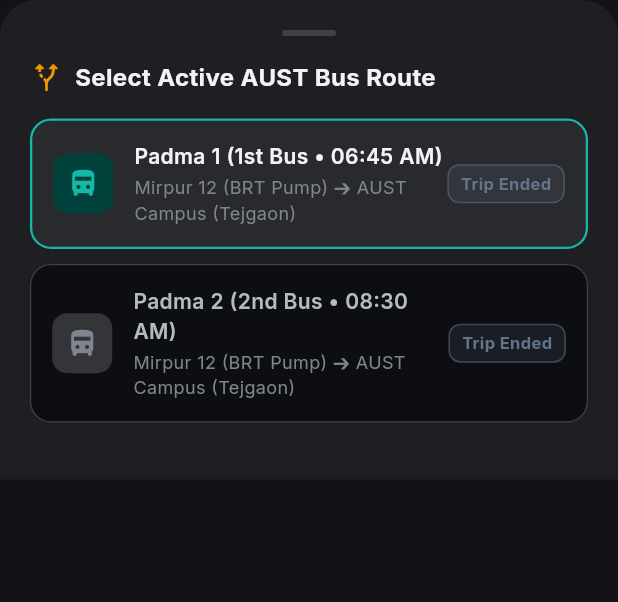
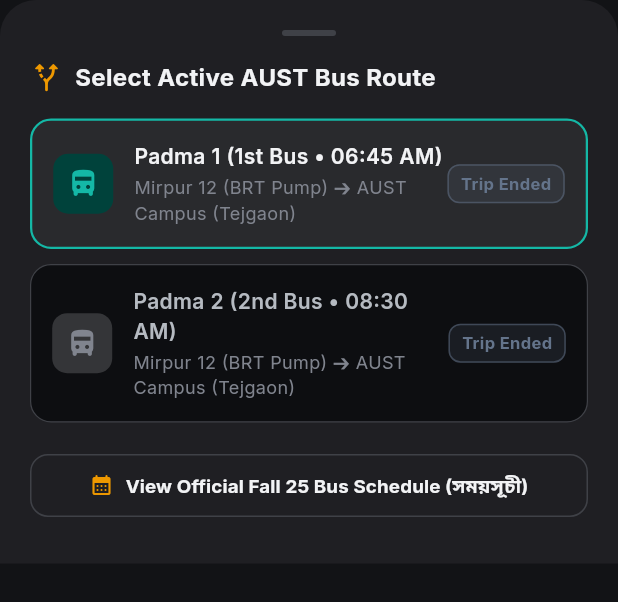
Before and after one commit to ArKoSaHa-AUST/Padma, a Flutter app: the RouteSwitcherModal widget shown alone on an empty page, opened directly, on a phone screen of 412 x 824 dp. Shown: the top 602 px of the screen. Run offline on Flutter 3.47's test engine with Material 3 defaults, Android fonts, the phone set to English and light mode, and no system bars; our stand-ins replace flutter_map, flutter_riverpod, geolocator, google_fonts, latlong2, shared_preferences and 1 more; accounts and stored records are empty; network calls fail.

Commit message:
feat(tracker-ui): add dynamic 1st bus badge and Fall 25 schedule triggers to TrackerView

```diff
--- a/lib/ui/features/tracker/views/route_switcher_modal.dart
+++ b/lib/ui/features/tracker/views/route_switcher_modal.dart
@@ -3,6 +3,7 @@
 import '../../../core/theme.dart';
 import '../../admin/view_models/admin_view_model.dart';
 import '../view_models/tracker_view_model.dart';
+import 'fall25_schedule_modal.dart';
 
 class RouteSwitcherModal extends StatelessWidget {
   const RouteSwitcherModal({super.key});
@@ -127,6 +128,31 @@
             );
           }),
           const SizedBox(height: 8),
+          SizedBox(
+            width: double.infinity,
+            child: OutlinedButton.icon(
+              onPressed: () {
+                Navigator.pop(context);
+                showModalBottomSheet(
+                  context: context,
+                  isScrollControlled: true,
+                  backgroundColor: Colors.transparent,
+                  builder: (_) => const Fall25ScheduleModal(),
+                );
+              },
+              icon: const Icon(Icons.calendar_month_rounded, size: 16, color: PadmaTheme.busAmber),
+              label: const Text(
+                'View Official Fall 25 Bus Schedule (সময়সূচী)',
+                style: TextStyle(fontSize: 12.5, fontWeight: FontWeight.w700, color: PadmaTheme.textPrimary),
+              ),
+              style: OutlinedButton.styleFrom(
+                side: const BorderSide(color: PadmaTheme.borderLine),
+                shape: RoundedRectangleBorder(borderRadius: BorderRadius.circular(12)),
+                padding: const EdgeInsets.symmetric(vertical: 12),
+              ),
+            ),
+          ),
+          const SizedBox(height: 8),
         ],
       ),
     );
```
Also changed, not shown: lib/ui/features/tracker/views/tracker_view.dart (+72 -7 lines).
